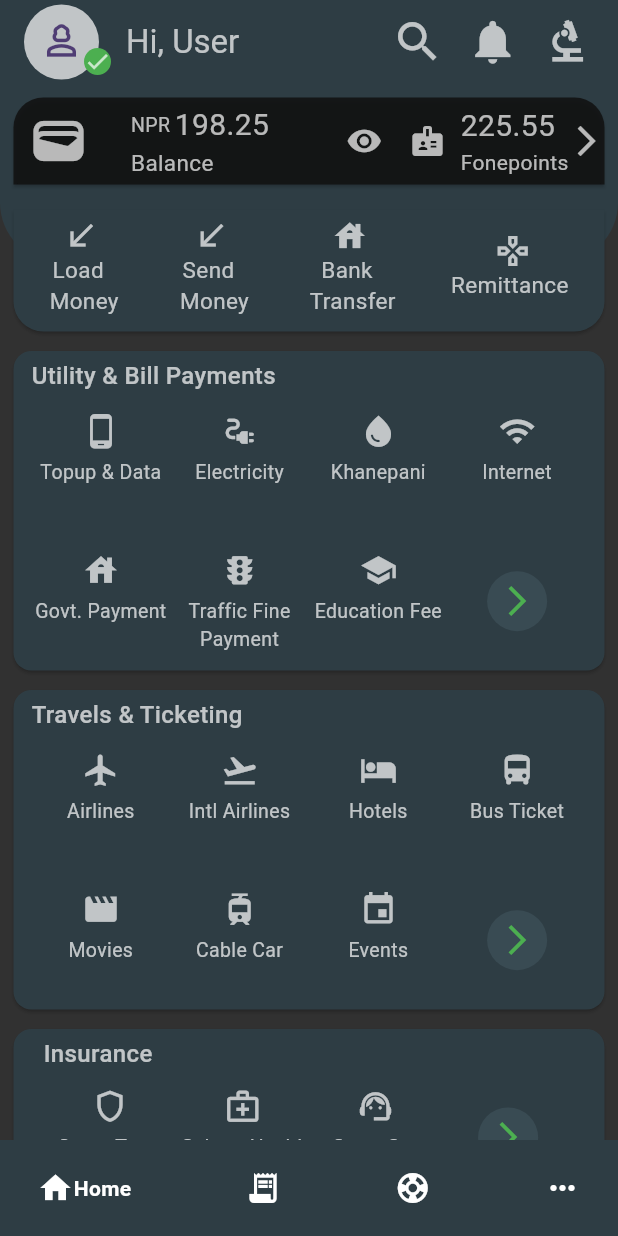
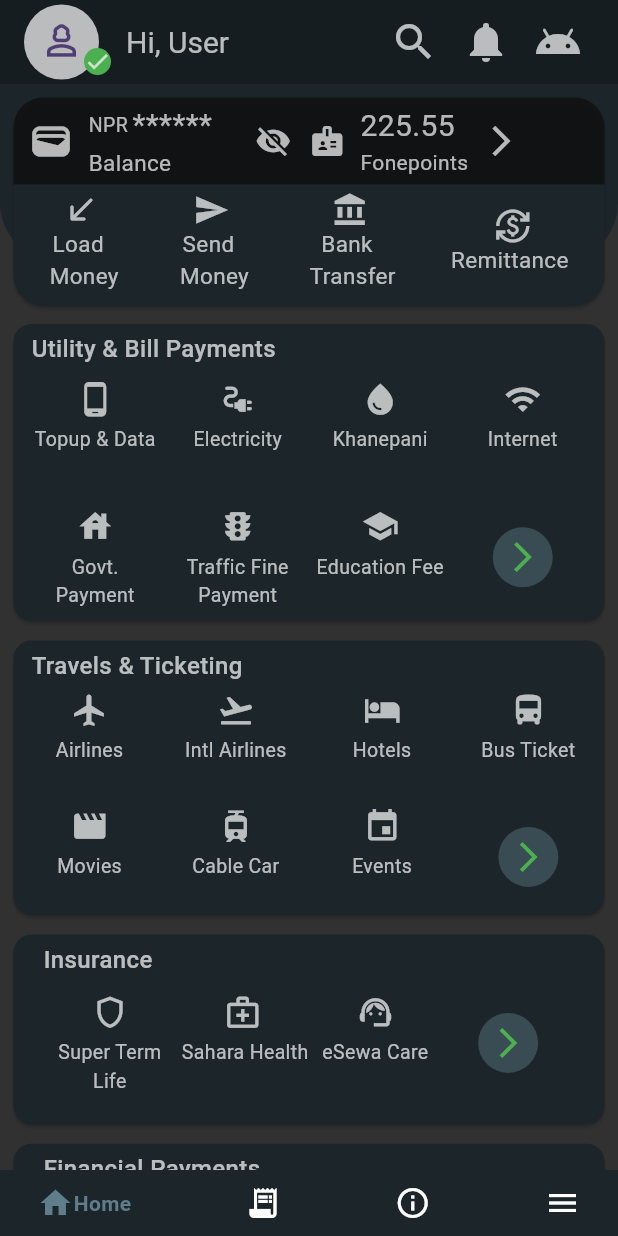
Before and after one commit to CShambhu/eSewa_UI, a Flutter app: the screen it shows after launch, on a phone screen of 412 x 824 dp. Run offline on Flutter 3.47's test engine with Material 3 defaults, Android fonts, the phone set to English and light mode, and no system bars; drawn by our look-alikes of google_nav_bar; our stand-ins replace get.

Commit message:
fixed icons,color

```diff
--- a/lib/controller/auth_controller.dart
+++ b/lib/controller/auth_controller.dart
@@ -11,3 +11,27 @@
     isMobilelogin.value = false;
   }
 }
+
+class HiddenController extends GetxController {
+  RxBool isHidden = true.obs;
+
+  void toggleHidden() {
+    isHidden.value = !isHidden.value;
+  }
+}
+
+class CheckController extends GetxController {
+  RxBool ischecked = false.obs;
+
+  void toggleCheck() {
+    ischecked.value = !ischecked.value;
+  }
+}
+
+class BottomNavController extends GetxController {
+  var selectedIndex = 0.obs;
+
+  void changeIndex(int index) {
+    selectedIndex.value = index;
+  }
+}
--- a/lib/home/home.dart
+++ b/lib/home/home.dart
@@ -1,13 +1,10 @@
-import 'package:esewa_ui_practice/home/widgets/BalanceCard.dart';
-import 'package:esewa_ui_practice/home/widgets/FinancialCardSection.dart';
-import 'package:esewa_ui_practice/home/widgets/InsuranceCardSection.dart';
-import 'package:esewa_ui_practice/home/widgets/TravelsCardSection.dart';
-import 'package:esewa_ui_practice/home/widgets/UtilityCardSection.dart';
-import 'package:esewa_ui_practice/home/widgets/UtilityWidgets.dart';
+import 'package:esewa_ui_practice/controller/auth_controller.dart';
+import 'package:esewa_ui_practice/home/widgets/HomeContent.dart';
 import 'package:esewa_ui_practice/more/more.dart';
 import 'package:esewa_ui_practice/statement/statement.dart';
 import 'package:esewa_ui_practice/support/support.dart';
 import 'package:flutter/material.dart';
+import 'package:get/get.dart';
 import 'package:google_nav_bar/google_nav_bar.dart';
 
 class Home extends StatefulWidget {
@@ -18,15 +15,16 @@
 }
 
 class _HomeState extends State<Home> {
-  int _selectedIndex = 0;
+  final BottomNavController navController = Get.put(BottomNavController());
+  // int _selectedIndex = 0;
 
-  final List<Widget> _screens = [Home(), Statement(), Support(), More()];
+  final List<Widget> _screens = [HomeContent(), Statement(), Support(), More()];
   @override
   Widget build(BuildContext context) {
     return Scaffold(
       backgroundColor: const Color.fromARGB(221, 17, 17, 17),
       appBar: AppBar(
-        backgroundColor: const Color.fromARGB(255, 46, 61, 68),
+        backgroundColor: const Color.fromARGB(255, 22, 29, 32),
         title: Row(
           children: [
             Row(
@@ -56,59 +54,62 @@
                   ],
                 ),
                 SizedBox(width: 10),
-                Text("Hi, User", style: TextStyle(color: Colors.white70)),
+                Text(
+                  "Hi, User",
+                  style: TextStyle(fontSize: 20, color: Colors.white70),
+                ),
               ],
             ),
             Spacer(),
             Row(
               mainAxisAlignment: MainAxisAlignment.spaceBetween,
               children: [
-                Icon(Icons.search, color: Colors.white70, size: 35),
-                SizedBox(width: 15),
-                Icon(Icons.notifications, color: Colors.white70, size: 35),
-                SizedBox(width: 15),
-                Icon(Icons.biotech_sharp, color: Colors.white70, size: 35),
+                IconButton(
+                  onPressed: () {},
+                  icon: Icon(Icons.search, color: Colors.white70, size: 32),
+                ),
+                IconButton(
+                  onPressed: () {},
+                  icon: Icon(
+                    Icons.notifications,
+                    color: Colors.white70,
+                    size: 32,
+                  ),
+                ),
+                IconButton(
+                  onPressed: () {},
+                  icon: Icon(Icons.android, color: Colors.white70, size: 32),
+                ),
               ],
             ),
           ],
         ),
       ),
-      body: SingleChildScrollView(
-        child: Column(
-          children: [
-            Balancecard(),
-            //STACK END
-            SizedBox(height: 50),
-            //Utility & Bill Payment Card
-            UtilityCardSection(),
-            //Travels & Ticketing Card
-            TravelsCardSection(),
-            //Insurance Card
-            InsuranceCardSection(),
-            //Financial Payments Card
-            FinancialCardSection(),
-          ],
-        ),
-      ),
+      body: Obx(() {
+        return _screens[navController.selectedIndex.value];
+      }),
 
-      bottomNavigationBar: GNav(
-        selectedIndex: _selectedIndex,
-        padding: EdgeInsets.symmetric(horizontal: 25, vertical: 20),
+      bottomNavigationBar: Obx(
+        () => GNav(
+          selectedIndex: navController.selectedIndex.value,
+          padding: EdgeInsets.symmetric(horizontal: 25, vertical: 10),
           // tabBackgroundColor: Colors.grey,
-        backgroundColor: const Color.fromARGB(255, 46, 61, 68),
-        activeColor: Colors.white,
+          backgroundColor: const Color.fromARGB(255, 28, 37, 41),
+          activeColor: Colors.blueGrey,
           color: Colors.white,
+          style: GnavStyle.oldSchool,
+          textSize: 13,
+
           onTabChange: (index) {
-          setState(() {
-            _selectedIndex = index;
-          });
+            navController.changeIndex(index);
           },
           tabs: [
             GButton(icon: Icons.home, text: "Home"),
             GButton(icon: Icons.receipt_long, text: "Statement"),
-          GButton(icon: Icons.support, text: "Support"),
-          GButton(icon: Icons.more_horiz, text: "More"),
+            GButton(icon: Icons.info_outline, text: "Support"),
+            GButton(icon: Icons.menu, text: "More"),
           ],
+        ),
       ),
     );
   }
--- a/lib/home/widgets/BalanceCard.dart
+++ b/lib/home/widgets/BalanceCard.dart
@@ -1,7 +1,16 @@
+import 'package:esewa_ui_practice/controller/auth_controller.dart';
 import 'package:flutter/material.dart';
+import 'package:get/get.dart';
 
-class Balancecard extends StatelessWidget {
+class Balancecard extends StatefulWidget {
   const Balancecard({super.key});
+
+  @override
+  State<Balancecard> createState() => _BalancecardState();
+}
+
+class _BalancecardState extends State<Balancecard> {
+  final HiddenController Bcontroller = Get.put(HiddenController());
 
   @override
   Widget build(BuildContext context) {
@@ -15,7 +24,7 @@
               bottomLeft: Radius.circular(40),
               bottomRight: Radius.circular(40),
             ),
-            color: const Color.fromARGB(255, 46, 61, 68),
+            color: const Color.fromARGB(255, 28, 37, 41),
           ),
         ),
         //Upper CARD
@@ -32,13 +41,8 @@
             child: Padding(
               padding: const EdgeInsets.only(left: 10, top: 4, bottom: 4),
               child: Row(
-                mainAxisAlignment: MainAxisAlignment.spaceBetween,
                 children: [
-                  Row(
-                    children: [
-                      Icon(Icons.wallet, size: 40, color: Colors.white70),
-                    ],
-                  ),
+                  Icon(Icons.wallet, size: 30, color: Colors.white70),
                   Padding(
                     padding: const EdgeInsets.only(left: 10),
                     child: Column(
@@ -54,13 +58,20 @@
                               ),
                             ),
                             SizedBox(width: 3),
-                            Text(
-                              "198.25",
+                            Obx(() {
+                              return SizedBox(
+                                width: 70,
+                                child: Text(
+                                  Bcontroller.isHidden.value
+                                      ? "******"
+                                      : "198.25",
                                   style: TextStyle(
                                     fontSize: 20,
                                     color: Colors.white70,
                                   ),
                                 ),
+                              );
+                            }),
                           ],
                         ),
                         Text(
@@ -70,8 +81,20 @@
                       ],
                     ),
                   ),
-                  SizedBox(width: 15),
-                  Icon(Icons.visibility, color: Colors.white70),
+                  // SizedBox(width: 5),
+                  IconButton(
+                    onPressed: () {
+                      Bcontroller.toggleHidden();
+                    },
+                    icon: Obx(() {
+                      return Icon(
+                        Bcontroller.isHidden.value
+                            ? Icons.visibility_off
+                            : Icons.visibility,
+                        color: Colors.white70,
+                      );
+                    }),
+                  ),
 
                   Row(
                     children: [
@@ -80,19 +103,23 @@
                       Column(
                         crossAxisAlignment: CrossAxisAlignment.start,
                         children: [
-                          Text(
-                            "225.55",
+                          Obx(() {
+                            return Text(
+                              Bcontroller.isHidden.value ? "225.55" : "******",
                               style: TextStyle(
                                 fontSize: 20,
                                 color: Colors.white70,
                               ),
-                          ),
+                            );
+                          }),
+
                           Text(
                             "Fonepoints",
                             style: TextStyle(color: Colors.white70),
                           ),
                         ],
                       ),
+                      SizedBox(width: 10),
                       Icon(Icons.arrow_forward_ios, color: Colors.white70),
                     ],
                   ),
@@ -104,7 +131,7 @@
 
         // Bottom CARD
         Positioned(
-          top: 75,
+          top: 58,
           left: 0,
           right: 0,
           child: Padding(
@@ -116,7 +143,7 @@
                   bottomRight: Radius.circular(20),
                 ),
               ),
-              color: const Color.fromARGB(255, 46, 61, 68),
+              color: const Color.fromARGB(255, 28, 37, 41),
               // color: Colors.white,
               child: Padding(
                 padding: const EdgeInsets.only(
@@ -130,7 +157,10 @@
                   children: [
                     Column(
                       children: [
-                        Icon(Icons.call_received, color: Colors.white70),
+                        Icon(
+                          Icons.call_received_rounded,
+                          color: Colors.white70,
+                        ),
                         Text(
                           "Load ",
                           style: TextStyle(fontSize: 15, color: Colors.white70),
@@ -143,7 +173,7 @@
                     ),
                     Column(
                       children: [
-                        Icon(Icons.call_received, color: Colors.white70),
+                        Icon(Icons.send, color: Colors.white70),
                         Text(
                           "Send ",
                           style: TextStyle(fontSize: 15, color: Colors.white70),
@@ -156,7 +186,7 @@
                     ),
                     Column(
                       children: [
-                        Icon(Icons.house, color: Colors.white70),
+                        Icon(Icons.account_balance, color: Colors.white70),
                         Text(
                           "Bank ",
                           style: TextStyle(fontSize: 15, color: Colors.white70),
@@ -169,7 +199,10 @@
                     ),
                     Column(
                       children: [
-                        Icon(Icons.games_outlined, color: Colors.white70),
+                        Icon(
+                          Icons.currency_exchange_outlined,
+                          color: Colors.white70,
+                        ),
                         Text(
                           "Remittance ",
                           style: TextStyle(fontSize: 15, color: Colors.white70),
--- a/lib/home/widgets/FinancialCardSection.dart
+++ b/lib/home/widgets/FinancialCardSection.dart
@@ -10,7 +10,7 @@
     return Padding(
       padding: const EdgeInsets.all(5),
       child: Card(
-        color: const Color.fromARGB(255, 46, 61, 68),
+        color: const Color.fromARGB(255, 28, 37, 41),
         child: Padding(
           padding: const EdgeInsets.only(left: 20, top: 5, right: 20),
           child: Column(
--- /dev/null
+++ b/lib/home/widgets/HomeContent.dart
@@ -0,0 +1,31 @@
+import 'package:esewa_ui_practice/home/widgets/BalanceCard.dart';
+import 'package:esewa_ui_practice/home/widgets/FinancialCardSection.dart';
+import 'package:esewa_ui_practice/home/widgets/InsuranceCardSection.dart';
+import 'package:esewa_ui_practice/home/widgets/TravelsCardSection.dart';
+import 'package:esewa_ui_practice/home/widgets/UtilityCardSection.dart';
+import 'package:flutter/material.dart';
+
+class HomeContent extends StatelessWidget {
+  const HomeContent({super.key});
+
+  @override
+  Widget build(BuildContext context) {
+    return SingleChildScrollView(
+      child: Column(
+        children: [
+          Balancecard(),
+          //STACK END
+          SizedBox(height: 32),
+          //Utility & Bill Payment Card
+          UtilityCardSection(),
+          //Travels & Ticketing Card
+          TravelsCardSection(),
+          //Insurance Card
+          InsuranceCardSection(),
+          //Financial Payments Card
+          FinancialCardSection(),
+        ],
+      ),
+    );
+  }
+}
--- a/lib/home/widgets/InsuranceCardSection.dart
+++ b/lib/home/widgets/InsuranceCardSection.dart
@@ -10,7 +10,7 @@
     return Padding(
       padding: const EdgeInsets.only(left: 5, top: 5, bottom: 0, right: 5),
       child: Card(
-        color: const Color.fromARGB(255, 46, 61, 68),
+        color: const Color.fromARGB(255, 28, 37, 41),
         child: Padding(
           padding: const EdgeInsets.only(
             left: 20,
--- a/lib/home/widgets/TravelsCardSection.dart
+++ b/lib/home/widgets/TravelsCardSection.dart
@@ -9,7 +9,7 @@
     return Padding(
       padding: const EdgeInsets.only(left: 5, right: 5),
       child: Card(
-        color: const Color.fromARGB(255, 46, 61, 68),
+        color: const Color.fromARGB(255, 28, 37, 41),
         child: Padding(
           padding: const EdgeInsets.only(left: 12, top: 5, right: 12),
           child: Column(
@@ -27,8 +27,7 @@
                 crossAxisCount: 4,
                 shrinkWrap: true,
                 physics: const NeverScrollableScrollPhysics(),
-                // mainAxisSpacing: 15,
-                // childAspectRatio: 0.8,
+                crossAxisSpacing: 20,
                 children: [
                   Utility(Icons.flight, "Airlines"),
                   Utility(Icons.flight_takeoff, "Intl Airlines"),
--- a/lib/home/widgets/UtilityCardSection.dart
+++ b/lib/home/widgets/UtilityCardSection.dart
@@ -9,7 +9,7 @@
     return Padding(
       padding: const EdgeInsets.all(5),
       child: Card(
-        color: const Color.fromARGB(255, 46, 61, 68),
+        color: const Color.fromARGB(255, 28, 37, 41),
         child: Padding(
           padding: const EdgeInsets.only(left: 12, top: 5, right: 12),
           child: Column(
@@ -28,6 +28,7 @@
                 crossAxisCount: 4,
                 shrinkWrap: true,
                 physics: const NeverScrollableScrollPhysics(),
+                crossAxisSpacing: 10,
                 children: [
                   Utility(Icons.phone_android, "Topup & Data"),
                   Utility(Icons.electrical_services, "Electricity"),
--- a/lib/main.dart
+++ b/lib/main.dart
@@ -1,4 +1,5 @@
 import 'package:esewa_ui_practice/home/home.dart';
+import 'package:esewa_ui_practice/home/widgets/HomeContent.dart';
 import 'package:esewa_ui_practice/login_mobile.dart';
 import 'package:flutter/material.dart';
 
--- a/lib/more/more.dart
+++ b/lib/more/more.dart
@@ -5,6 +5,6 @@
 
   @override
   Widget build(BuildContext context) {
-    return const Placeholder();
+    return Scaffold(body: Column(children: [Text("THIS IS MORE")]));
   }
 }
--- a/lib/statement/statement.dart
+++ b/lib/statement/statement.dart
@@ -5,6 +5,6 @@
 
   @override
   Widget build(BuildContext context) {
-    return const Placeholder();
+    return Scaffold(body: Column(children: [Text("THIS IS STATEMENT")]));
   }
 }
--- a/lib/support/support.dart
+++ b/lib/support/support.dart
@@ -5,6 +5,6 @@
 
   @override
   Widget build(BuildContext context) {
-    return const Placeholder();
+    return Scaffold(body: Column(children: [Text("THIS IS SUPPORT")]));
   }
 }
```
Also changed, not shown: lib/login_mobile.dart (+21 -18 lines), 1 other file. Lines whose indentation alone changed are shown as unchanged.
